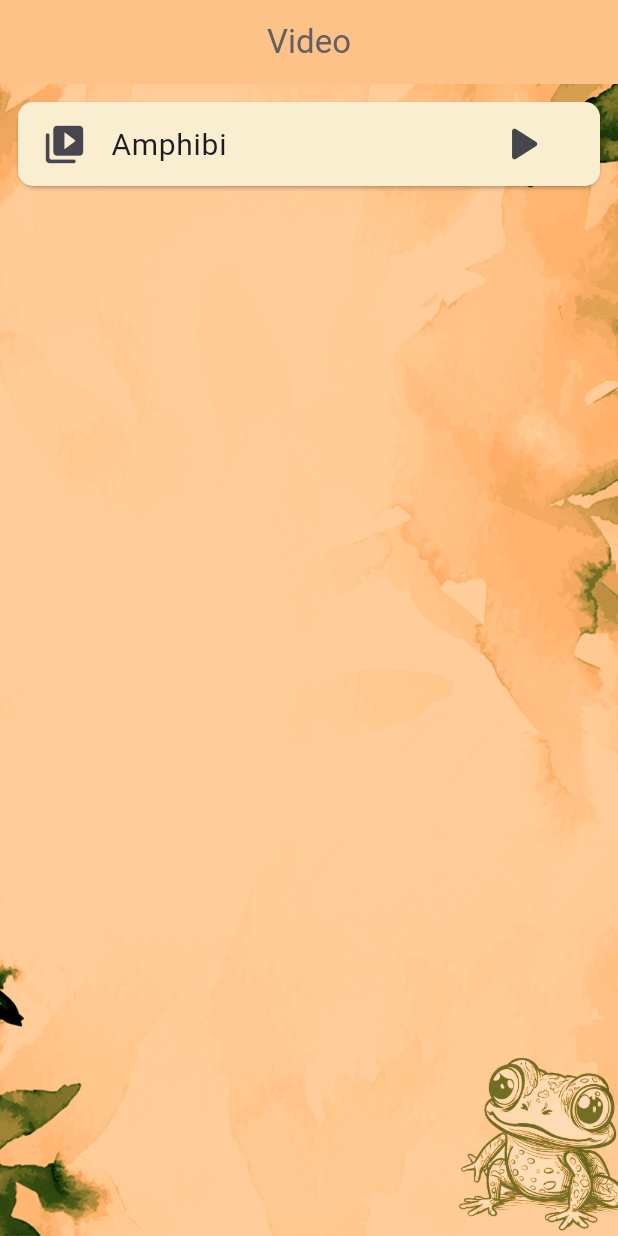
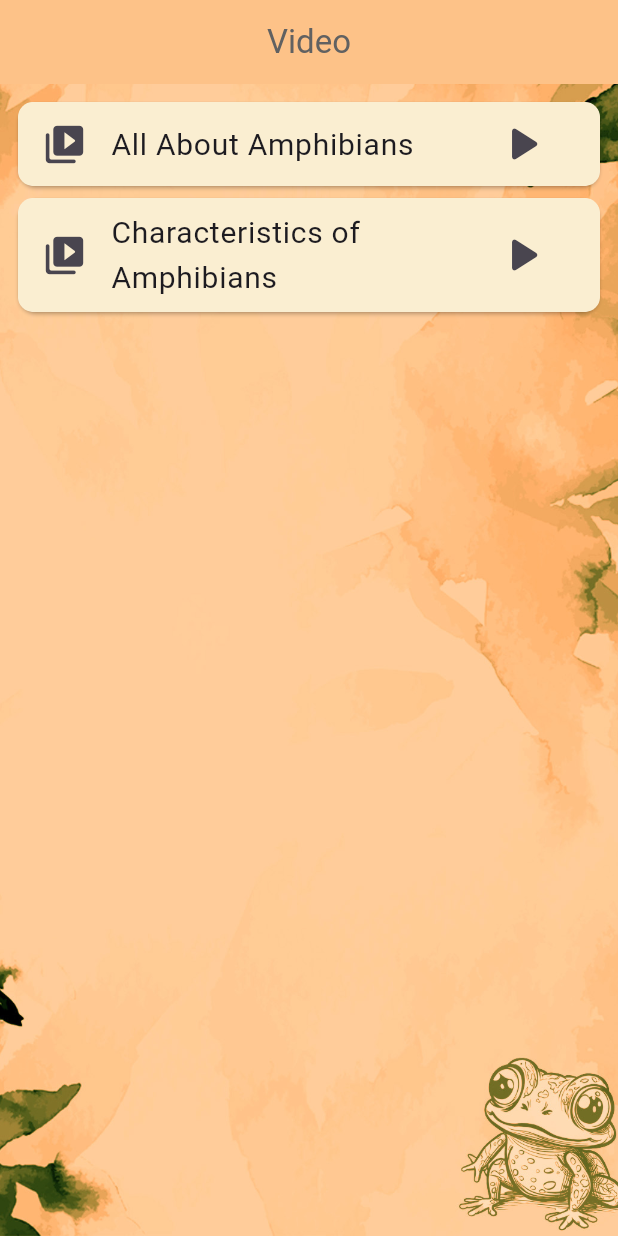
Before and after one commit to ashkhfi/TAKSAWANKU, a Flutter app: the Video screen opened directly, on a phone screen of 412 x 824 dp. Run offline on Flutter 3.47's test engine with Material 3 defaults, Android fonts, the phone set to English and light mode, and no system bars; our stand-ins replace carousel_slider, webview_flutter, youtube_player_flutter; missing offline and left inert: intro_views_flutter, syncfusion_flutter_pdfviewer; project files that could hold a hidden picture were left out.

Commit message:
menambahkan video player youtube

```diff
--- a/lib/main.dart
+++ b/lib/main.dart
@@ -1,4 +1,5 @@
 import 'package:flutter/material.dart';
+import 'package:taskwanku1/pages/intro.dart';
 
 import './pages/Beranda.dart';
 import './pages/Identifikasi.dart';
@@ -23,7 +24,7 @@ class MyApp extends StatelessWidget {
           ),
         ),
       ),
-      home: const Onboarding(),
+      home:  Onboarding(),
     );
   }
 }
--- /dev/null
+++ b/lib/model/videoModel.dart
@@ -0,0 +1,6 @@
+class VideoModel {
+  late String name;
+  late String id;
+
+  VideoModel({required this.name, required this.id});
+}
--- a/lib/pages/Video.dart
+++ b/lib/pages/Video.dart
@@ -1,8 +1,21 @@
 import 'package:flutter/material.dart';
+import 'package:taskwanku1/model/videoModel.dart';
 
 import 'Video Player.dart';
 
-class Video extends StatelessWidget {
+class Video extends StatefulWidget {
+  @override
+  State<Video> createState() => _VideoState();
+}
+
+class _VideoState extends State<Video> {
+   final List<VideoModel> daftarVideo = [
+    VideoModel(
+        name: 'All About Amphibians', id: 'YM9ZytyxYBU'),
+    VideoModel(
+        name: 'Characteristics of Amphibians', id: 'AKN0Z1rIcMo'),
+  ];
+
   @override
   Widget build(BuildContext context) {
     return Scaffold(
@@ -12,11 +25,11 @@ class Video extends StatelessWidget {
           style: TextStyle(color:Colors.grey[700]),
         ),
         automaticallyImplyLeading: false,
-        backgroundColor: Color(0xFFFDC288),
+        backgroundColor: const Color(0xFFFDC288),
         centerTitle: true,
       ),
       body: Container(
-        decoration: BoxDecoration(
+        decoration: const BoxDecoration(
           image: DecorationImage(
             image: AssetImage(
                 'assets/bg.jpg'), // Ganti dengan path gambar latar belakang Anda
@@ -28,25 +41,27 @@ class Video extends StatelessWidget {
           child: Column(
 
             children: [
+              for (var video in daftarVideo)
                 Card(
                   child: ListTile(
                     shape: RoundedRectangleBorder(borderRadius: BorderRadius.circular(10)),
-                  tileColor:  Color(0xFFFAEED1),
+                    tileColor: const Color(0xFFFAEED1),
                     selected: false,
-                  leading: Icon(
+                    leading: const Icon(
                       Icons.video_library_rounded,
                       size: 30,
                     ),
-                  title: const Text(
-                    "Amphibi",
-                    style: TextStyle(fontSize: 20),
+                    title: Text(
+                      video.name,
+                      style: const TextStyle(fontSize: 20),
                     ),
                     trailing: IconButton(
                       onPressed: () {
+                        // Menampilkan dialog pemutaran video sesuai dengan ID video
                         showDialog(
                           context: context,
-                          builder: (context) =>
-                              VideoPlayerDialog());
+                          builder: (context) => VideoPlayerDialog(youtubeId: video.id),
+                        );
                       },
                       icon: const Icon(Icons.play_arrow_rounded),
                       iconSize: 40.0,
--- a/pubspec.yaml
+++ b/pubspec.yaml
@@ -46,6 +46,8 @@ dependencies:
   syncfusion_flutter_pdfviewer: ^23.1.44
   carousel_slider: ^4.2.1
   flutter_circular_text: ^0.3.1
+  intro_views_flutter: ^3.2.0
+  youtube_player_flutter: ^8.1.2
 
 
 dev_dependencies:
@@ -87,7 +89,6 @@ flutter:
     - assets/file/
     - assets/images/
     - assets/cover.png
-    - assets/google.mp4
     - assets/splash_screen.png
     - assets/Pengantar.png
     - assets/Tatatertib.png
```
Also changed, not shown: lib/pages/Video Player.dart (+24 -14 lines), lib/pages/intro.dart (+9 -21 lines), pubspec.lock. Lines whose indentation alone changed are shown as unchanged.
